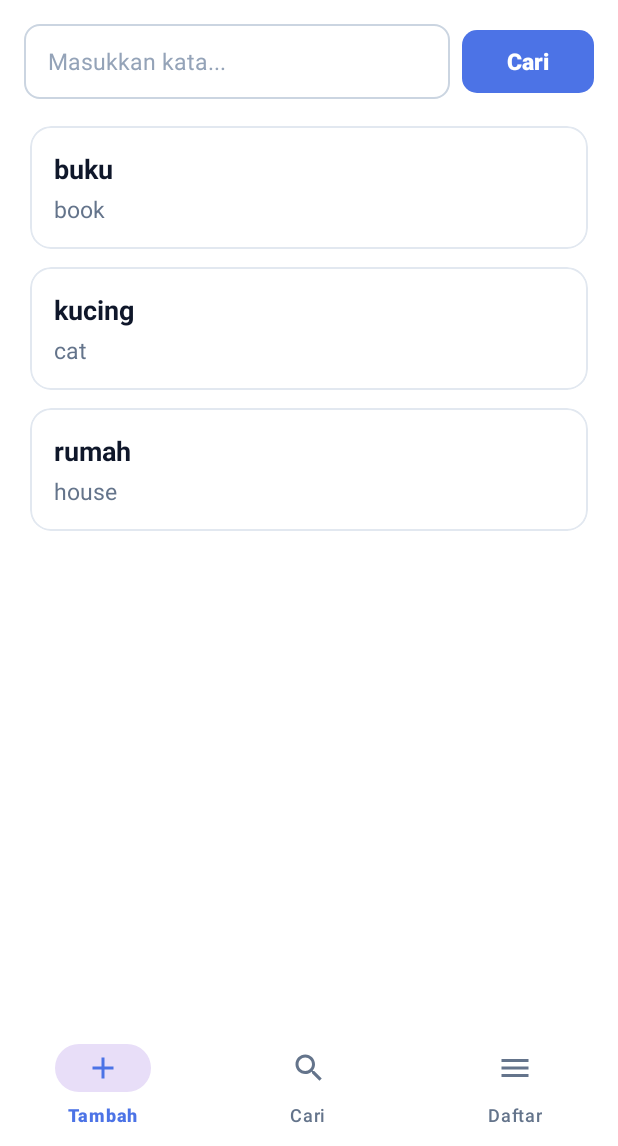
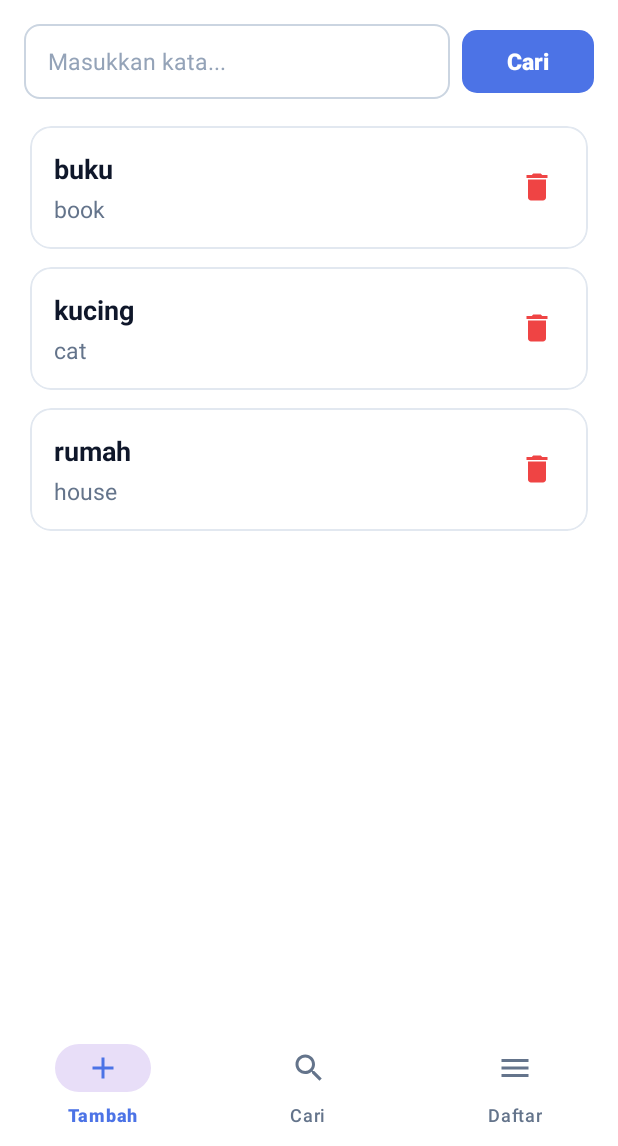
Before and after one commit to FadhilZidan/Dictionary, an Android app: the fragment CariFragment placed in its activity, on a phone screen of 412 x 824 dp, the part 90-1236 px from its top. Run offline under Robolectric (Android 15) with nearby library versions, the phone set to English and light mode, and no system bars; our stand-ins replace Room's generated code.

Commit message:
Menambahkan fitur hapus kata pada DaftarFragment dan CariFragment dengan dialog konfirmasi

```diff
--- a/app/src/main/java/com/example/dictionary/KataAdapter.kt
+++ b/app/src/main/java/com/example/dictionary/KataAdapter.kt
@@ -3,27 +3,37 @@ package com.example.dictionary
 import android.view.LayoutInflater
 import android.view.View
 import android.view.ViewGroup
+import android.widget.ImageView
 import android.widget.TextView
 import androidx.recyclerview.widget.DiffUtil
 import androidx.recyclerview.widget.ListAdapter
 import androidx.recyclerview.widget.RecyclerView
 
-class KataAdapter : ListAdapter<Kata, KataAdapter.KataViewHolder>(DiffCallback) {
+class KataAdapter(
+    private val onDeleteClick: ((Kata) -> Unit)? = null
+) : ListAdapter<Kata, KataAdapter.KataViewHolder>(DiffCallback) {
 
-    class KataViewHolder(itemView: View) : RecyclerView.ViewHolder(itemView) {
+    class KataViewHolder(
+        itemView: View,
+        private val onDeleteClick: ((Kata) -> Unit)?
+    ) : RecyclerView.ViewHolder(itemView) {
         private val txtIndonesia: TextView = itemView.findViewById(R.id.txtIndonesia)
         private val txtInggris: TextView = itemView.findViewById(R.id.txtInggris)
+        private val btnHapus: ImageView = itemView.findViewById(R.id.btnHapus)
 
         fun bind(kata: Kata) {
             txtIndonesia.text = kata.indonesia
             txtInggris.text = kata.inggris
+            btnHapus.setOnClickListener {
+                onDeleteClick?.invoke(kata)
+            }
         }
     }
 
     override fun onCreateViewHolder(parent: ViewGroup, viewType: Int): KataViewHolder {
         val view = LayoutInflater.from(parent.context)
             .inflate(R.layout.item_kata, parent, false)
-        return KataViewHolder(view)
+        return KataViewHolder(view, onDeleteClick)
     }
 
     override fun onBindViewHolder(holder: KataViewHolder, position: Int) {
--- a/app/src/main/java/com/example/dictionary/KataDao.kt
+++ b/app/src/main/java/com/example/dictionary/KataDao.kt
@@ -1,6 +1,7 @@
 package com.example.dictionary
 
 import androidx.room.Dao
+import androidx.room.Delete
 import androidx.room.Insert
 import androidx.room.OnConflictStrategy
 import androidx.room.Query
@@ -11,6 +12,9 @@ interface KataDao {
     @Insert(onConflict = OnConflictStrategy.REPLACE)
     suspend fun tambah(kata: Kata)
 
+    @Delete
+    suspend fun hapus(kata: Kata)
+
     @Query("SELECT * FROM kata ORDER BY id ASC")
     fun ambilSemua(): Flow<List<Kata>>
 
--- /dev/null
+++ b/app/src/main/res/drawable/ic_delete.xml
@@ -0,0 +1,9 @@
+<vector xmlns:android="http://schemas.android.com/apk/res/android"
+    android:width="24dp"
+    android:height="24dp"
+    android:viewportWidth="24"
+    android:viewportHeight="24">
+    <path
+        android:fillColor="#FF000000"
+        android:pathData="M6,19c0,1.1 0.9,2 2,2h8c1.1,0 2,-0.9 2,-2V7H6v12zM19,4h-3.5l-1,-1h-5l-1,1H5v2h14V4z" />
+</vector>
--- a/app/src/main/res/layout/item_kata.xml
+++ b/app/src/main/res/layout/item_kata.xml
@@ -16,8 +16,15 @@
     <LinearLayout
         android:layout_width="match_parent"
         android:layout_height="wrap_content"
-        android:orientation="vertical"
+        android:gravity="center_vertical"
+        android:orientation="horizontal"
         android:padding="16dp">
+
+        <LinearLayout
+            android:layout_width="0dp"
+            android:layout_height="wrap_content"
+            android:layout_weight="1"
+            android:orientation="vertical">
 
             <TextView
                 android:id="@+id/txtIndonesia"
@@ -37,4 +44,16 @@
 
         </LinearLayout>
 
+        <ImageView
+            android:id="@+id/btnHapus"
+            android:layout_width="36dp"
+            android:layout_height="36dp"
+            android:background="?attr/selectableItemBackgroundBorderless"
+            android:contentDescription="@string/cd_hapus_kata"
+            android:padding="6dp"
+            android:src="@drawable/ic_delete"
+            app:tint="#EF4444" />
+
+    </LinearLayout>
+
 </com.google.android.material.card.MaterialCardView>
--- a/app/src/main/res/values/strings.xml
+++ b/app/src/main/res/values/strings.xml
@@ -14,4 +14,10 @@
     <string name="kata_tidak_ditemukan">Kata tidak ditemukan</string>
     <string name="pesan_berhasil_simpan">Kata berhasil disimpan</string>
     <string name="pesan_input_kosong">Mohon isi kedua kolom</string>
+    <string name="dialog_hapus_judul">Hapus Kata</string>
+    <string name="dialog_hapus_pesan">Apakah Anda yakin ingin menghapus kata \"%s\"?</string>
+    <string name="dialog_hapus_positif">Hapus</string>
+    <string name="dialog_hapus_negatif">Batal</string>
+    <string name="pesan_berhasil_hapus">Kata \"%s\" berhasil dihapus</string>
+    <string name="cd_hapus_kata">Hapus kata</string>
 </resources>
```
Also changed, not shown: app/src/main/java/com/example/dictionary/CariFragment.kt (+32 -1 lines), app/src/main/java/com/example/dictionary/DaftarFragment.kt (+26 -1 lines). Lines whose indentation alone changed are shown as unchanged.
